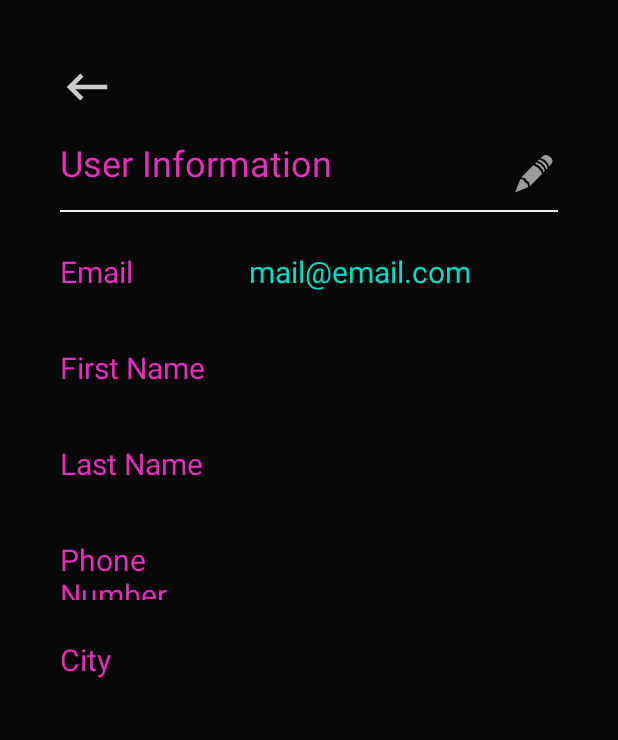
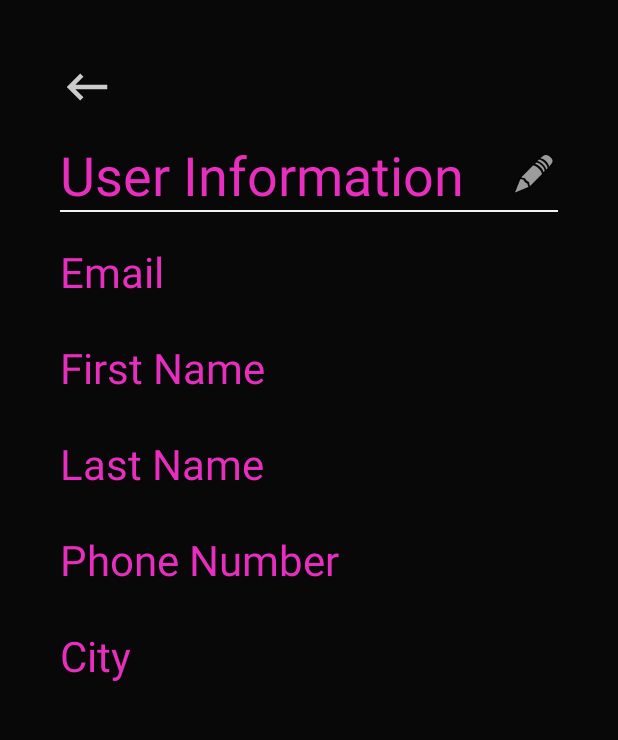
Before and after one commit to Dr-Thom/VARA-Platform, an Android app: the UserPage screen opened directly, with no data from a screen before it, on a phone screen of 412 x 824 dp, the part 84-824 px from its top. Run offline under Robolectric (Android 15) with nearby library versions, the phone set to English and light mode, and no system bars; our stand-ins replace Firebase (no records; nobody signed in at launch, a user with empty details on screens opened directly); 1 statement that could not run was skipped.

Commit message:
updating user page xml file

```diff
--- a/VARA/app/src/main/res/layout/activity_userpage.xml
+++ b/VARA/app/src/main/res/layout/activity_userpage.xml
@@ -30,7 +30,7 @@
             android:text="@string/user_information"
             android:textAlignment="gravity"
             android:textColor="@color/colorPink"
-            android:textSize="24dp" />
+            android:textSize="36sp" />
 
         <View
             android:layout_width="0dp"
@@ -76,12 +76,12 @@
 
         <TextView
             android:id="@+id/em"
-            android:layout_width="104dp"
+            android:layout_width="204dp"
             android:layout_height="wrap_content"
             android:layout_marginEnd="16dp"
             android:text="@string/label_email"
             android:textColor="@color/colorPink"
-            android:textSize="20dp" />
+            android:textSize="28sp" />
 
         <TextView
             android:id="@+id/email_tv"
@@ -89,9 +89,9 @@
             android:layout_height="48dp"
             android:gravity="center_vertical"
             android:paddingStart="6dp"
-            android:text="mail@email.com"
+            tools:text="mail@email.com"
             android:textColor="@color/colorAccent"
-            android:textSize="20dp"
+            android:textSize="28sp"
             android:visibility="visible" />
 
     </LinearLayout>
@@ -105,22 +105,21 @@
 
         <TextView
             android:id="@+id/fn"
-            android:layout_width="104dp"
+            android:layout_width="204dp"
             android:layout_height="wrap_content"
             android:layout_marginEnd="16dp"
             android:text="@string/fname"
             android:textColor="@color/colorPink"
-            android:textSize="20dp" />
+            android:textSize="28sp" />
 
         <TextView
             android:id="@+id/firstName_tv"
             android:layout_width="match_parent"
             android:layout_height="48dp"
             android:gravity="center_vertical"
-            android:inputType="textPersonName"
             android:paddingStart="6dp"
             android:textColor="@color/colorAccent"
-            android:textSize="20dp"
+            android:textSize="28sp"
             android:visibility="visible"
             tools:text="first name" />
 
@@ -131,7 +130,7 @@
             android:inputType="textPersonName"
             android:paddingStart="6dp"
             android:textColor="#F2F2F2"
-            android:textSize="20dp"
+            android:textSize="28sp"
             android:visibility="gone"
             tools:text="first name" />
     </LinearLayout>
@@ -145,22 +144,21 @@
 
         <TextView
             android:id="@+id/ln"
-            android:layout_width="104dp"
+            android:layout_width="204dp"
             android:layout_height="wrap_content"
             android:layout_marginEnd="16dp"
             android:text="@string/lname"
             android:textColor="@color/colorPink"
-            android:textSize="20dp" />
+            android:textSize="28sp" />
 
         <TextView
             android:id="@+id/lastName_tv"
             android:layout_width="match_parent"
             android:layout_height="48dp"
             android:gravity="center_vertical"
-            android:inputType="textPersonName"
             android:paddingStart="6dp"
             android:textColor="@color/colorAccent"
-            android:textSize="20dp"
+            android:textSize="28sp"
             android:visibility="visible"
             tools:text="last name" />
 
@@ -171,7 +169,7 @@
             android:inputType="textPersonName"
             android:paddingStart="6dp"
             android:textColor="#F2F2F2"
-            android:textSize="20dp"
+            android:textSize="28sp"
             android:visibility="gone"
             tools:text="last name" />
     </LinearLayout>
@@ -185,22 +183,21 @@
 
         <TextView
             android:id="@+id/p"
-            android:layout_width="104dp"
+            android:layout_width="204dp"
             android:layout_height="wrap_content"
             android:layout_marginEnd="16dp"
             android:text="@string/phone"
             android:textColor="@color/colorPink"
-            android:textSize="20dp" />
+            android:textSize="28sp" />
 
         <TextView
             android:id="@+id/phone_tv"
             android:layout_width="match_parent"
             android:layout_height="48dp"
             android:gravity="center_vertical"
-            android:inputType="phone"
             android:paddingStart="6dp"
             android:textColor="@color/colorAccent"
-            android:textSize="20dp"
+            android:textSize="28sp"
             android:visibility="visible"
             tools:text="###-###-####" />
 
@@ -211,7 +208,7 @@
             android:inputType="phone"
             android:paddingStart="6dp"
             android:textColor="#F2F2F2"
-            android:textSize="20dp"
+            android:textSize="28sp"
             android:visibility="gone"
             tools:text="###-###-####" />
     </LinearLayout>
@@ -225,22 +222,21 @@
 
         <TextView
             android:id="@+id/c"
-            android:layout_width="104dp"
+            android:layout_width="204dp"
             android:layout_height="wrap_content"
             android:layout_marginEnd="16dp"
             android:text="@string/city"
             android:textColor="@color/colorPink"
-            android:textSize="20dp" />
+            android:textSize="28sp" />
 
         <TextView
             android:id="@+id/city_tv"
             android:layout_width="match_parent"
             android:layout_height="48dp"
             android:gravity="center_vertical"
-            android:inputType="text"
             android:paddingStart="6dp"
             android:textColor="@color/colorAccent"
-            android:textSize="20dp"
+            android:textSize="28sp"
             android:visibility="visible"
             tools:text="city" />
 
@@ -251,7 +247,7 @@
             android:inputType="text"
             android:paddingStart="6dp"
             android:textColor="#F2F2F2"
-            android:textSize="20dp"
+            android:textSize="28sp"
             android:visibility="gone"
             tools:text="city" />
     </LinearLayout>
```
Also changed, not shown: 11 other files.
